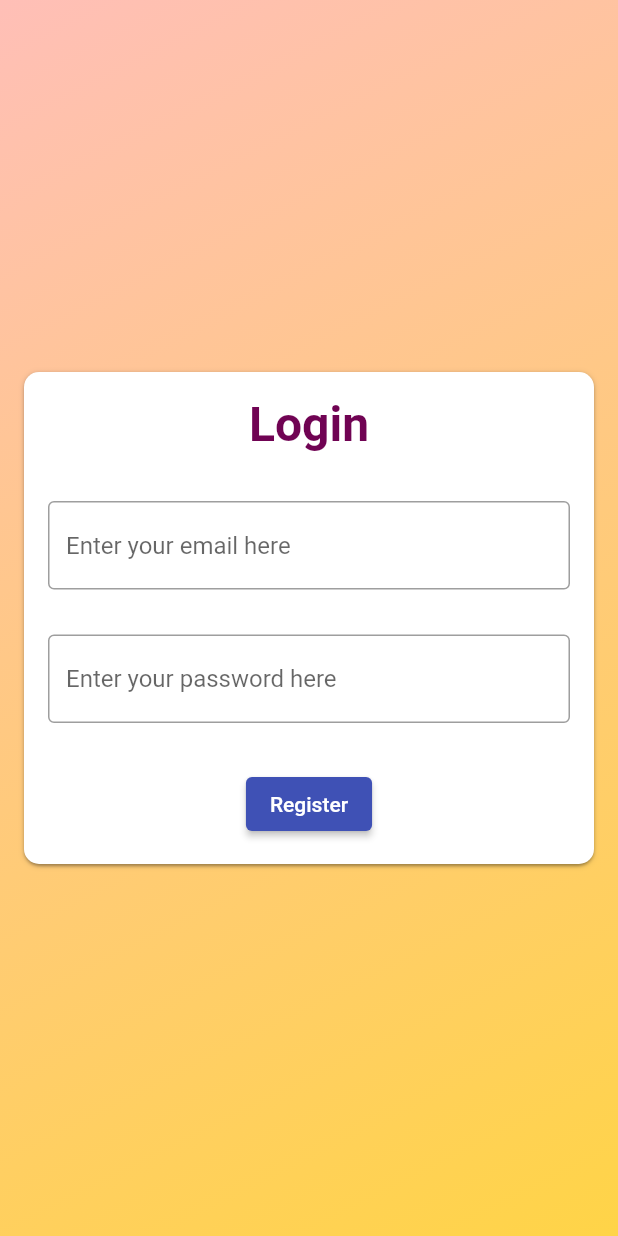
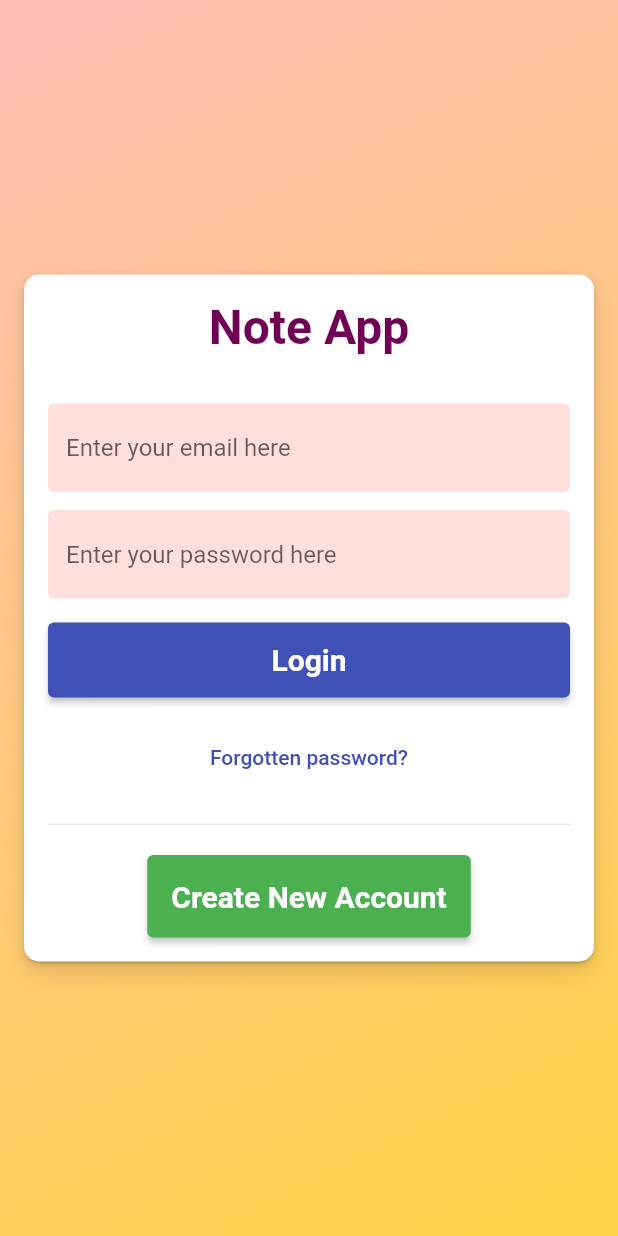
Before and after one commit to tuhinsaud4614/flutter_note_app, a Flutter app: the screen it shows after launch, on a phone screen of 412 x 824 dp. Run offline on Flutter 3.47's test engine with Material 2 defaults, Android fonts, the phone set to English and light mode, and no system bars; our stand-ins replace firebase_core; accounts and stored records are empty.

Commit message:
Login Screen created

```diff
--- a/lib/screens/login_screen.dart
+++ b/lib/screens/login_screen.dart
@@ -1,5 +1,5 @@
 import 'package:flutter/material.dart';
-import 'package:myapp/utils/breakpoints.dart';
+import 'package:myapp/utils/common.dart';
 import 'package:myapp/widgets/layout/auth_container.dart';
 
 class LoginScreen extends StatefulWidget {
@@ -30,24 +30,25 @@ class _LoginScreenState extends State<LoginScreen> {
 
   @override
   Widget build(BuildContext context) {
-    final _size = MediaQuery.of(context).size;
-
     return AuthContainer(
-      title: "Login",
+      title: "Note App",
       child: Form(
         key: _formKey,
         child: Column(
           mainAxisSize: MainAxisSize.min,
-          crossAxisAlignment: CrossAxisAlignment.center,
           children: [
             TextFormField(
+              decoration: InputDecoration(
+                hintText: "Enter your email here",
+                fillColor: melonColor.withOpacity(0.5),
+                filled: true,
+                border: const OutlineInputBorder(
+                  borderSide: BorderSide.none,
+                ),
+              ),
               autocorrect: false,
               enableSuggestions: false,
               keyboardType: TextInputType.emailAddress,
-              decoration: const InputDecoration(
-                hintText: "Enter your email here",
-                border: OutlineInputBorder(),
-              ),
               validator: (value) {
                 if (value == null || value.isEmpty) {
                   return "Invalid email";
@@ -60,25 +61,49 @@ class _LoginScreenState extends State<LoginScreen> {
               },
             ),
             const SizedBox(
-              height: 30,
+              height: 12,
             ),
             TextFormField(
-              onChanged: (value) {
-                _authData['password'] = value;
-              },
+              decoration: InputDecoration(
+                hintText: "Enter your password here",
+                fillColor: melonColor.withOpacity(0.5),
+                filled: true,
+                border: const OutlineInputBorder(
+                  borderSide: BorderSide.none,
+                ),
+              ),
               obscureText: true,
               autocorrect: false,
               enableSuggestions: false,
-              decoration: const InputDecoration(
-                hintText: "Enter your password here",
-                border: OutlineInputBorder(),
-              ),
+              validator: (value) {
+                if (value == null || value.isEmpty) {
+                  return "Invalid Email";
+                }
+
+                return null;
+              },
+              onChanged: (value) {
+                _authData['email'] = value;
+              },
             ),
             const SizedBox(
-              height: 30,
+              height: 16,
             ),
             ElevatedButton(
-              child: const Text("Register"),
+              child: const Text(
+                "Login",
+                textAlign: TextAlign.center,
+                style: TextStyle(
+                  fontSize: 20,
+                  fontWeight: FontWeight.w600,
+                ),
+              ),
+              style: ElevatedButton.styleFrom(
+                padding: const EdgeInsets.symmetric(
+                  horizontal: 16,
+                ),
+                minimumSize: const Size.fromHeight(50),
+              ),
               onPressed: () async {
                 _formKey.currentState!.save();
                 debugPrint(_authData.toString());
@@ -91,7 +116,42 @@ class _LoginScreenState extends State<LoginScreen> {
                 //         email: _email, password: _password);
                 // debugPrint(credential as String);
               },
-            )
+            ),
+            const SizedBox(
+              height: 16,
+            ),
+            TextButton(
+              onPressed: () {},
+              child: const Text("Forgotten password?"),
+              style: TextButton.styleFrom(),
+            ),
+            const Padding(
+              padding: EdgeInsets.symmetric(vertical: 20),
+              child: Divider(
+                height: 1,
+                color: Color(0xFFDADDE1),
+              ),
+            ),
+            ElevatedButton(
+              child: const Text(
+                "Create New Account",
+                textAlign: TextAlign.center,
+                style: TextStyle(
+                  fontSize: 20,
+                  fontWeight: FontWeight.w600,
+                ),
+              ),
+              style: ElevatedButton.styleFrom(
+                primary: Colors.green,
+                padding: const EdgeInsets.symmetric(
+                  horizontal: 16,
+                  vertical: 16,
+                ),
+              ),
+              onPressed: () {
+                Navigator.pushReplacementNamed(context, "/register");
+              },
+            ),
           ],
         ),
       ),
--- a/lib/widgets/layout/auth_container.dart
+++ b/lib/widgets/layout/auth_container.dart
@@ -1,7 +1,6 @@
 import 'package:flutter/material.dart';
 import 'package:myapp/utils/breakpoints.dart';
 import 'package:myapp/utils/common.dart';
-import 'package:myapp/widgets/layout/responsive_layout.dart';
 
 class AuthWrapper extends StatelessWidget {
   final Widget child;
@@ -27,16 +26,16 @@ class AuthWrapper extends StatelessWidget {
             color: Colors.black.withOpacity(0.2),
           ),
           BoxShadow(
-            offset: const Offset(0, 1),
-            blurRadius: 1,
+            offset: const Offset(0, 2),
+            blurRadius: 4,
             spreadRadius: 0,
-            color: Colors.black.withOpacity(0.14),
+            color: Colors.black.withOpacity(0.1),
           ),
           BoxShadow(
-            offset: const Offset(0, 1),
-            blurRadius: 3,
+            offset: const Offset(0, 8),
+            blurRadius: 16,
             spreadRadius: 0,
-            color: Colors.black.withOpacity(0.12),
+            color: Colors.black.withOpacity(0.10),
           ),
         ],
         borderRadius: const BorderRadius.all(
--- a/lib/widgets/ui/input.dart
+++ /dev/null
@@ -1,10 +0,0 @@
-import 'package:flutter/material.dart';
-
-class Input extends StatelessWidget {
-  const Input({Key? key}) : super(key: key);
-
-  @override
-  Widget build(BuildContext context) {
-    return Container();
-  }
-}
```
